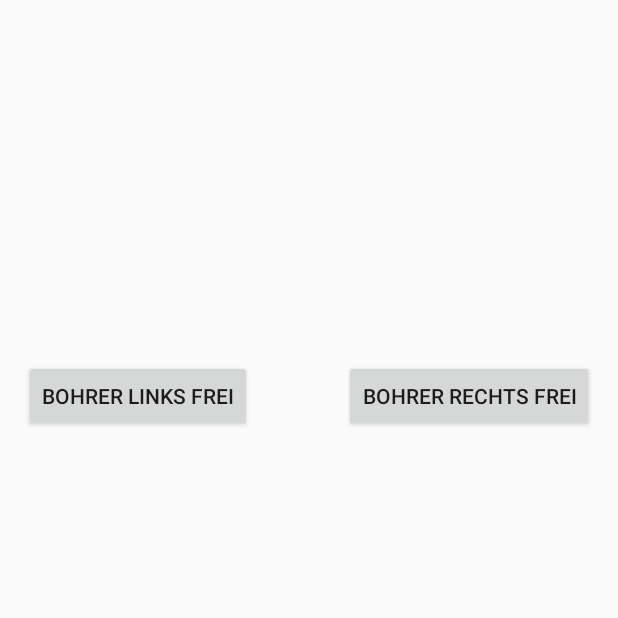
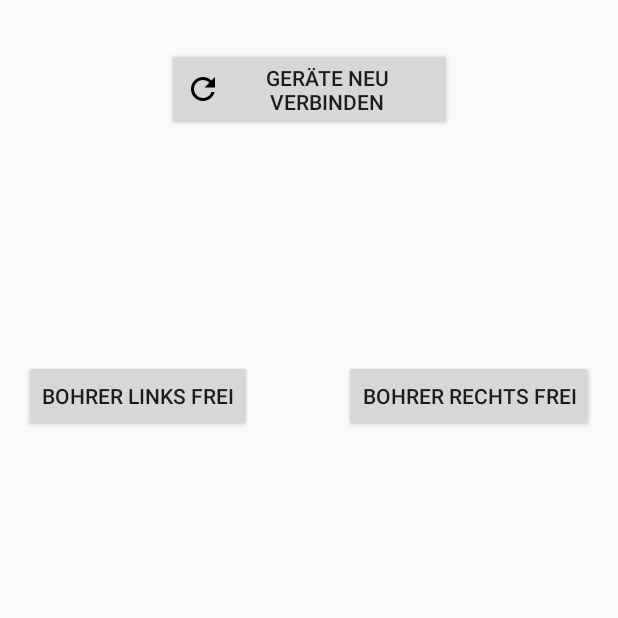
Before and after one commit to Christiandrossel/TI_Ardunino_IndustrieProduktionsstrecke, an Android app: the screen it shows after launch (MainActivity), on a phone screen of 412 x 824 dp, the top half of it. Run offline under Robolectric (Android 15) with nearby library versions, the phone set to English and light mode, and no system bars.

Commit message:
Updated MAC-List, added Reconnect Button

```diff
--- a/Android Server App/app/src/main/java/de/htwdd/tiserver/MainActivity.java
+++ b/Android Server App/app/src/main/java/de/htwdd/tiserver/MainActivity.java
@@ -8,7 +8,6 @@
 import android.view.View;
 import android.view.View.OnClickListener;
 import android.widget.Button;
-import android.widget.Switch;
 import android.widget.Toast;
 import de.htwdd.tiserver.bluetooth.BluetoothCommunicator;
 
@@ -24,9 +23,16 @@
 
         final Button drillL  = findViewById(R.id.btnDrillL);
         final Button drillR = findViewById(R.id.btnDrillR);
+        final Button reconnect = findViewById(R.id.btnReconnect);
 
         btComm = new BluetoothCommunicator();
         checkBTState();
+        reconnect.setOnClickListener(new OnClickListener() {
+            @Override
+            public void onClick(View view) {
+                btComm.connect();
+            }
+        });
 
         drillL.setOnClickListener(new OnClickListener() {
             public void onClick(View v) {
--- a/Android Server App/app/src/main/java/de/htwdd/tiserver/bluetooth/BluetoothCommunicator.java
+++ b/Android Server App/app/src/main/java/de/htwdd/tiserver/bluetooth/BluetoothCommunicator.java
@@ -9,7 +9,7 @@
 
 public class BluetoothCommunicator implements IMachineCommunicator {
 
-    private static final String[] RODOTER_MAC_ADRESSES = {"98:D3:41:FD:54:C3", "38:DE:AD:6E:1C:E7"};
+    private static final String[] RODOTER_MAC_ADRESSES = {"98:D3:41:FD:54:C3", "38:DE:AD:6E:1C:E7", "98:D3:71:FD:4A:E2"};
     private static final String[] DRILL_MAC_ADRESSES = { "", ""};
 
     private BluetoothAdapter btAdapter;
--- /dev/null
+++ b/Android Server App/app/src/main/res/drawable/ic_refresh.xml
@@ -0,0 +1,5 @@
+<vector android:height="24dp" android:tint="#000000"
+    android:viewportHeight="24.0" android:viewportWidth="24.0"
+    android:width="24dp" xmlns:android="http://schemas.android.com/apk/res/android">
+    <path android:fillColor="#FF000000" android:pathData="M17.65,6.35C16.2,4.9 14.21,4 12,4c-4.42,0 -7.99,3.58 -7.99,8s3.57,8 7.99,8c3.73,0 6.84,-2.55 7.73,-6h-2.08c-0.82,2.33 -3.04,4 -5.65,4 -3.31,0 -6,-2.69 -6,-6s2.69,-6 6,-6c1.66,0 3.14,0.69 4.22,1.78L13,11h7V4l-2.35,2.35z"/>
+</vector>
--- a/Android Server App/app/src/main/res/layout/activity_main.xml
+++ b/Android Server App/app/src/main/res/layout/activity_main.xml
@@ -6,6 +6,16 @@
         android:layout_height="match_parent"
         tools:context=".MainActivity">
 
+    <Button
+            android:id="@+id/btnReconnect"
+            android:text="Geräte neu verbinden"
+            android:layout_width="190dp"
+            android:layout_height="wrap_content"
+            android:drawableLeft="@drawable/ic_refresh"
+            app:layout_constraintEnd_toEndOf="parent" android:layout_marginEnd="16dp"
+            android:layout_marginTop="32dp" app:layout_constraintTop_toTopOf="parent"
+            app:layout_constraintStart_toStartOf="parent" android:layout_marginStart="16dp"
+            style="?android:attr/buttonStyle"/>
     <Button
             android:id="@+id/btnDrillR"
             android:text="Bohrer rechts frei"
```
Also changed, not shown: 1 other file.
